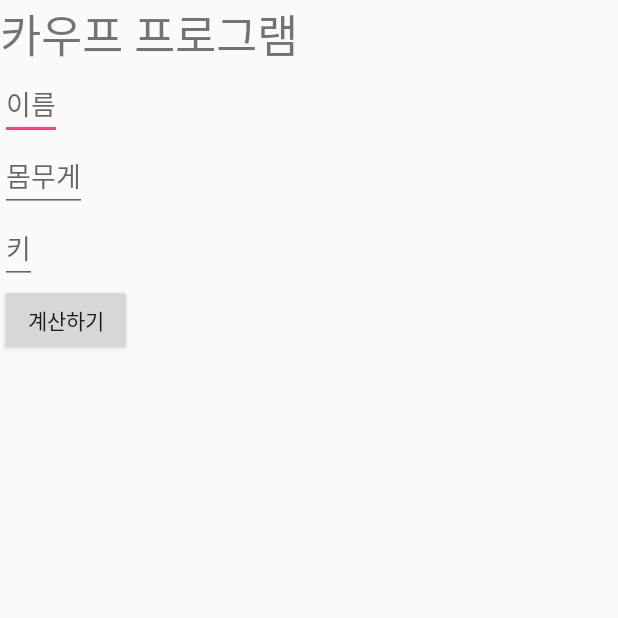
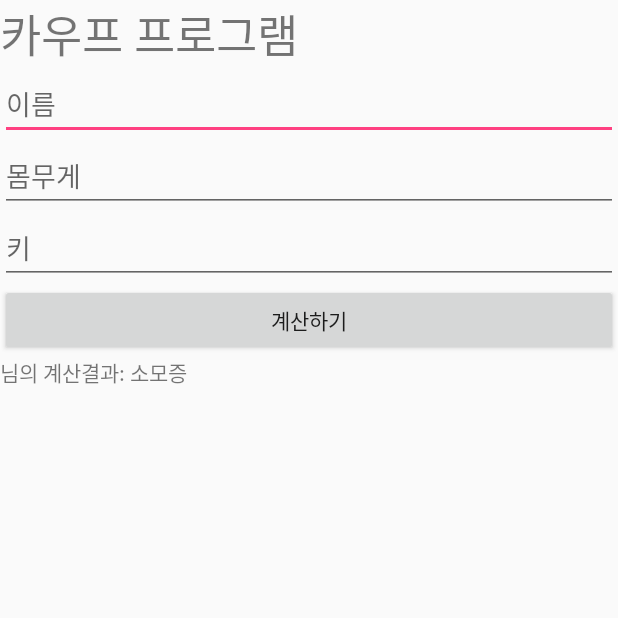
Before and after one commit to nohseunghee/myApp2, an Android app: the screen it shows after launch (MainActivity), after a tap on "계산하기", on a phone screen of 412 x 824 dp, the top half of it. Run offline under Robolectric (Android 15) with nearby library versions, the phone set to English and light mode, and no system bars; 2 statements that could not run were skipped.

Commit message:
2016-06-04 작업테스트2

```diff
--- a/app/src/main/java/com/hanbit/user/myapp2/MainActivity.java
+++ b/app/src/main/java/com/hanbit/user/myapp2/MainActivity.java
@@ -14,57 +14,61 @@ import android.widget.EditText;
 import android.widget.TextView;
 
 public class MainActivity extends Activity {
-    EditText weight;
-    EditText height;
-    EditText name;
+
+    EditText etWeight, etHeight, etName;
     TextView resultCalc;
     Button btnCalc;
-    String resultMsg;
+
+    String name, resultText;
+    double weight, height;
 
     @Override
     protected void onCreate(Bundle savedInstanceState) {
         super.onCreate(savedInstanceState);
         setContentView(R.layout.activity_main);
+        etWeight = (EditText)findViewById(R.id.weight);
+        etHeight = (EditText)findViewById(R.id.height);
+        etName = (EditText)findViewById(R.id.name);
+        resultCalc = (TextView)findViewById(R.id.resultCalc);
+        btnCalc = (Button)findViewById(R.id.btnCalc);
 
 
-        weight = (EditText)findViewById(R.id.weight);
-        height = (EditText)findViewById(R.id.height);
-        name = (EditText)findViewById(R.id.name);
-        resultCalc = (TextView)findViewById(R.id.resultCalc);
-        btnCalc = (Button)findViewById(R.id.btnCalc);
 
 
 
         btnCalc.setOnClickListener(new View.OnClickListener() {
             @Override
             public void onClick(View v) {
+
+
+                name = etName.getText().toString();
+                height = Double.parseDouble(etHeight.getText().toString());
+                weight = Double.parseDouble(etWeight.getText().toString());
+                //Integer.parseInt(~~~~) :: 정수 casting
+
+
                 //공식
                 //몸무게를 키의 제곱으로 나눈후, 10000을 곱한 인덱스 값
                 //int idx = (int)(weight/(height * height)) * 10000;
-
-                int nheight = Integer.parseInt(height.getText().toString());
-                int nweight = Integer.parseInt(weight.getText().toString());
-
-                int idx = (int)(nweight/(nheight * nheight)) * 10000;
+                int idx = (int)(weight/(height * height)) * 10000;
 
 
                 if(idx >= 30){ //비만
-                    resultMsg = "비만";
+                    resultText = "비만";
                 }else if(idx >= 24){ //과체중
-                    resultMsg = "과체중";
+                    resultText = "과체중";
                 }else if(idx >= 20){ //정상
-                    resultMsg = "정상";
+                    resultText = "정상";
                 }else if(idx >= 15){ //저체중
-                    resultMsg = "저체중";
+                    resultText = "저체중";
                 }else if(idx >= 13){ //마름
-                    resultMsg = "마름";
+                    resultText = "마름";
                 }else if(idx >= 10){ //영양실조
-                    resultMsg = "영양실조";
+                    resultText = "영양실조";
                 }else{//소모증
-                    resultMsg = "소모증";
+                    resultText = "소모증";
                 }
-                resultCalc.setText(name.getText()+"님의 계산결과: " + resultMsg);
-
+                resultCalc.setText(name+"님의 계산결과: " + resultText);
             }
         });
 
--- a/app/src/main/res/layout/activity_main.xml
+++ b/app/src/main/res/layout/activity_main.xml
@@ -6,35 +6,35 @@
 
 
     <TextView
-        android:layout_width="wrap_content"
+        android:layout_width="match_parent"
         android:layout_height="wrap_content"
         android:text="카우프 프로그램"
         android:textSize="30dp"/>
 
     <EditText
-        android:layout_width="wrap_content"
+        android:layout_width="match_parent"
         android:layout_height="wrap_content"
         android:id="@+id/name"
         android:hint="이름"/>
 
 
     <EditText
-        android:layout_width="wrap_content"
+        android:layout_width="match_parent"
         android:layout_height="wrap_content"
         android:id="@+id/weight"
         android:hint="몸무게"
-        android:inputType="number"/>
+        android:inputType="numberDecimal"/>
 
     <EditText
-        android:layout_width="wrap_content"
+        android:layout_width="match_parent"
         android:layout_height="wrap_content"
         android:id="@+id/height"
         android:hint="키"
-        android:inputType="number"/>
+        android:inputType="numberDecimal"/>
 
 
     <Button
-        android:layout_width="wrap_content"
+        android:layout_width="match_parent"
         android:layout_height="wrap_content"
         android:id="@+id/btnCalc"
         android:text="계산하기"/>
```
